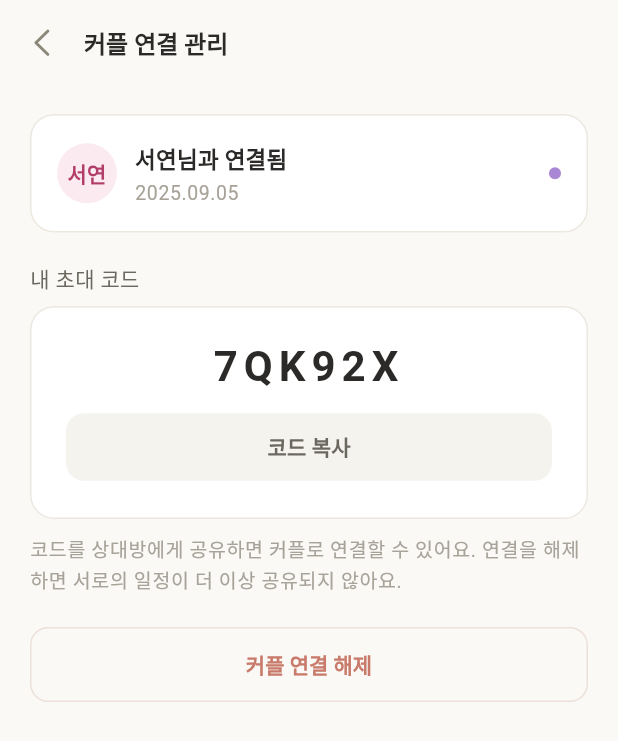
After one commit to kobeay/couple-schedule-app, a Flutter app: the screen it shows after launch, item 3 of the bottom bar chosen, after a tap on "커플 연결 관리", on a phone screen of 412 x 824 dp. The commit adds this screen. Shown: the top 741 px of the screen. Run offline on Flutter 3.47's test engine with Material 3 defaults, Android fonts, the phone set to English and light mode, and no system bars; our stand-ins replace flutter_riverpod, table_calendar; Roboto replaces fonts that are missing (Pretendard).

Commit message:
feat: 커플 연결 관리 화면 UI 구현 (#9)

```diff
--- /dev/null
+++ b/lib/features/my/presentation/pages/couple_management_page.dart
@@ -0,0 +1,148 @@
+import 'package:couple_schedule_app/app/theme/app_colors.dart';
+import 'package:flutter/cupertino.dart';
+import 'package:flutter/material.dart';
+import 'package:flutter_riverpod/flutter_riverpod.dart';
+
+class CoupleManagementPage extends ConsumerStatefulWidget {
+  const CoupleManagementPage({super.key});
+
+  @override
+  ConsumerState<CoupleManagementPage> createState() =>
+      _CoupleManagementPageState();
+}
+
+class _CoupleManagementPageState extends ConsumerState<CoupleManagementPage> {
+  @override
+  Widget build(BuildContext context) {
+    final textTheme = Theme.of(context).textTheme;
+
+    return Scaffold(
+      appBar: AppBar(
+        title: const Text('커플 연결 관리'),
+        centerTitle: false,
+        titleSpacing: 0,
+        leading: IconButton(
+          onPressed: () => Navigator.maybePop(context),
+          icon: const Icon(CupertinoIcons.chevron_left),
+          color: AppColors.textIcon,
+        ),
+      ),
+      body: SafeArea(
+        child: Padding(
+          padding: const EdgeInsets.fromLTRB(20, 20, 20, 32),
+          child: SingleChildScrollView(
+            child: Column(
+              crossAxisAlignment: CrossAxisAlignment.stretch,
+              children: [
+                Card(
+                  margin: EdgeInsets.zero,
+                  child: Padding(
+                    padding: const EdgeInsets.all(18),
+                    child: Row(
+                      children: [
+                        CircleAvatar(
+                          radius: 20,
+                          backgroundColor: AppColors.partnerScheduleContainer,
+                          child: Text(
+                            '서연',
+                            style: textTheme.labelLarge?.copyWith(
+                              color: AppColors.onPartnerSchedule,
+                            ),
+                          ),
+                        ),
+                        const SizedBox(width: 12),
+                        Expanded(
+                          child: Column(
+                            crossAxisAlignment: CrossAxisAlignment.start,
+                            children: [
+                              Text('서연님과 연결됨', style: textTheme.titleMedium),
+                              const SizedBox(height: 2),
+
+                              Text(
+                                '2025.09.05',
+                                style: textTheme.bodySmall?.copyWith(
+                                  color: AppColors.textTertiary,
+                                ),
+                              ),
+                            ],
+                          ),
+                        ),
+                        const SizedBox(width: 12),
+                        const SizedBox(
+                          width: 8,
+                          height: 8,
+                          child: DecoratedBox(
+                            decoration: BoxDecoration(
+                              color: AppColors.sharedSchedule,
+                              shape: BoxShape.circle,
+                            ),
+                          ),
+                        ),
+                      ],
+                    ),
+                  ),
+                ),
+                const SizedBox(height: 20),
+                Text(
+                  '내 초대 코드',
+                  style: textTheme.bodyMedium?.copyWith(
+                    color: AppColors.textSecondary,
+                  ),
+                ),
+                const SizedBox(height: 8),
+                Card(
+                  margin: EdgeInsets.zero,
+                  child: Padding(
+                    padding: const EdgeInsets.all(24),
+                    child: Column(
+                      crossAxisAlignment: CrossAxisAlignment.stretch,
+                      children: [
+                        Text(
+                          '7QK92X',
+                          textAlign: TextAlign.center,
+                          style: textTheme.displayMedium?.copyWith(
+                            letterSpacing: 4,
+                          ),
+                        ),
+                        const SizedBox(height: 14),
+                        FilledButton(
+                          onPressed: () {},
+                          style: FilledButton.styleFrom(
+                            backgroundColor: AppColors.surfaceMuted,
+                            foregroundColor: AppColors.textSecondary,
+                            padding: const EdgeInsets.symmetric(vertical: 12),
+                            textStyle: textTheme.labelLarge,
+                          ),
+                          child: const Text('코드 복사'),
+                        ),
+                      ],
+                    ),
+                  ),
+                ),
+                const SizedBox(height: 10),
+                Text(
+                  '코드를 상대방에게 공유하면 커플로 연결할 수 있어요. 연결을 해제하면 서로의 일정이 더 이상 공유되지 않아요.',
+                  style: textTheme.bodySmall?.copyWith(
+                    color: AppColors.textTertiary,
+                    height: 1.5,
+                  ),
+                ),
+                const SizedBox(height: 20),
+                OutlinedButton(
+                  onPressed: () {},
+                  style: OutlinedButton.styleFrom(
+                    backgroundColor: AppColors.background,
+                    foregroundColor: AppColors.destructive,
+                    side: const BorderSide(color: AppColors.destructiveOutline),
+                    minimumSize: const Size.fromHeight(50),
+                  ),
+                  child: const Text('커플 연결 해제'),
+                ),
+              ],
+            ),
+          ),
+        ),
+      ),
+    );
+  }
+}
--- a/lib/features/my/presentation/pages/my_page.dart
+++ b/lib/features/my/presentation/pages/my_page.dart
@@ -1,4 +1,5 @@
 import 'package:couple_schedule_app/app/theme/app_colors.dart';
+import 'package:couple_schedule_app/features/my/presentation/pages/couple_management_page.dart';
 import 'package:couple_schedule_app/features/my/presentation/widgets/profile_avatar.dart';
 import 'package:couple_schedule_app/features/my/presentation/widgets/setting_row.dart';
 import 'package:flutter/material.dart';
@@ -69,11 +70,20 @@ class _MyPageState extends ConsumerState<MyPage> {
                     children: [
                       SettingRow(title: '내 프로필', value: '민준'),
                       Divider(height: 1, thickness: 1),
-                      SettingRow(title: '연결된 상대방', value: '서연'),
                       Divider(height: 1, thickness: 1),
                       SettingRow(title: '우리가 만난 날짜', value: '2025.09.05'),
                       Divider(height: 1, thickness: 1),
-                      SettingRow(title: '커플 연결 관리'),
+                      SettingRow(
+                        title: '커플 연결 관리',
+                        onTap: () {
+                          Navigator.of(context).push(
+                            MaterialPageRoute<void>(
+                              builder: (context) =>
+                                  const CoupleManagementPage(),
+                            ),
+                          );
+                        },
+                      ),
                       Divider(height: 1, thickness: 1),
                       SettingRow(title: '알림 설정', value: '켜짐'),
                       Divider(height: 1, thickness: 1),
--- a/lib/features/my/presentation/widgets/setting_row.dart
+++ b/lib/features/my/presentation/widgets/setting_row.dart
@@ -5,14 +5,17 @@ import 'package:flutter/cupertino.dart';
 class SettingRow extends StatelessWidget {
   final String title;
   final String? value;
+  final VoidCallback? onTap;
 
-  const SettingRow({super.key, required this.title, this.value});
+  const SettingRow({super.key, required this.title, this.value, this.onTap});
 
   @override
   Widget build(BuildContext context) {
     final textTheme = Theme.of(context).textTheme;
 
-    return Padding(
+    return InkWell(
+      onTap: onTap,
+      child: Padding(
         padding: const EdgeInsets.symmetric(horizontal: 18, vertical: 17),
         child: Row(
           children: [
@@ -34,6 +37,7 @@ class SettingRow extends StatelessWidget {
             ),
           ],
         ),
+      ),
     );
   }
 }
```
Lines whose indentation alone changed are shown as unchanged.
